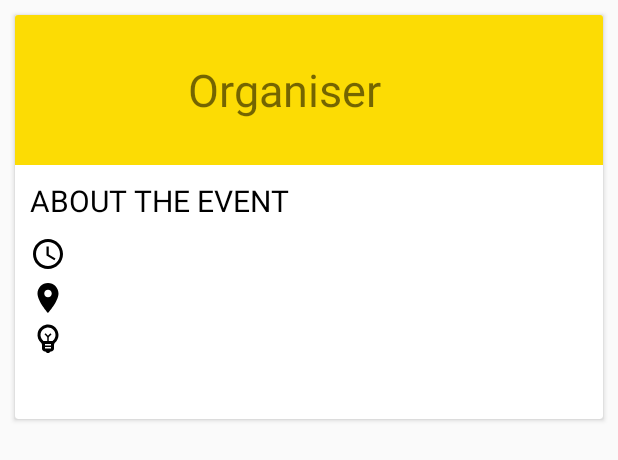
After one commit to disconnect101/FPO_portal, an Android app: the layout meeting_row_layout.xml on its own in the app's theme, with its tools: preview values and no code run, on a phone screen of 412 x 824 dp. The commit adds this screen. Shown: the top 460 px of the screen. Run offline under Robolectric (Android 15) with nearby library versions, the light colour scheme and no system bars; network calls fail.

Commit message:
Meeting feature completed

```diff
--- a/Farmer App/app/build.gradle
+++ b/Farmer App/app/build.gradle
@@ -44,4 +44,6 @@ dependencies {
     implementation 'com.fasterxml.jackson.core:jackson-annotations:2.9.8'
     implementation 'com.fasterxml.jackson.core:jackson-databind:2.9.8'
     implementation 'cc.cloudist.acplibrary:library:1.2.1'
+    implementation 'com.github.bumptech.glide:glide:4.11.0'
+    annotationProcessor 'com.github.bumptech.glide:compiler:4.11.0'
 }
--- a/Farmer App/app/src/main/java/com/example/ruralcaravan/Activities/LoginActivity.java
+++ b/Farmer App/app/src/main/java/com/example/ruralcaravan/Activities/LoginActivity.java
@@ -76,6 +76,7 @@ public class LoginActivity extends AppCompatActivity {
         if(ResponseStatusCodeHandler.isSuccessful(loginResponse.getStatuscode())) {
             SharedPreferenceUtils.setToken(LoginActivity.this, loginResponse.getToken());
             Intent intent = new Intent(LoginActivity.this, MainActivity.class);
+            intent.addFlags(Intent.FLAG_ACTIVITY_NEW_TASK | Intent.FLAG_ACTIVITY_CLEAR_TASK);
             startActivity(intent);
         } else {
             textViewErrorMessage.setText(ResponseStatusCodeHandler.getMessage(loginResponse.getStatuscode()));
--- a/Farmer App/app/src/main/java/com/example/ruralcaravan/Activities/UserDetailsActivity.java
+++ b/Farmer App/app/src/main/java/com/example/ruralcaravan/Activities/UserDetailsActivity.java
@@ -191,6 +191,7 @@ public class UserDetailsActivity extends AppCompatActivity {
         try {
             if(ResponseStatusCodeHandler.isSuccessful(response.getString("statuscode"))) {
                 Intent intent = new Intent(UserDetailsActivity.this, MainActivity.class);
+                intent.addFlags(Intent.FLAG_ACTIVITY_NEW_TASK | Intent.FLAG_ACTIVITY_CLEAR_TASK);
                 startActivity(intent);
             } else {
                 textViewErrorMessage.setText(ResponseStatusCodeHandler.getMessage(response.getString("statuscode")));
--- /dev/null
+++ b/Farmer App/app/src/main/res/drawable/ic_location.xml
@@ -0,0 +1,9 @@
+<vector xmlns:android="http://schemas.android.com/apk/res/android"
+    android:width="24dp"
+    android:height="24dp"
+    android:viewportWidth="24"
+    android:viewportHeight="24">
+  <path
+      android:fillColor="#FF000000"
+      android:pathData="M12,2C8.13,2 5,5.13 5,9c0,5.25 7,13 7,13s7,-7.75 7,-13c0,-3.87 -3.13,-7 -7,-7zM12,11.5c-1.38,0 -2.5,-1.12 -2.5,-2.5s1.12,-2.5 2.5,-2.5 2.5,1.12 2.5,2.5 -1.12,2.5 -2.5,2.5z"/>
+</vector>
--- /dev/null
+++ b/Farmer App/app/src/main/res/drawable/ic_time.xml
@@ -0,0 +1,12 @@
+<vector xmlns:android="http://schemas.android.com/apk/res/android"
+    android:width="24dp"
+    android:height="24dp"
+    android:viewportWidth="24"
+    android:viewportHeight="24">
+  <path
+      android:pathData="M11.99,2C6.47,2 2,6.48 2,12s4.47,10 9.99,10C17.52,22 22,17.52 22,12S17.52,2 11.99,2zM12,20c-4.42,0 -8,-3.58 -8,-8s3.58,-8 8,-8 8,3.58 8,8 -3.58,8 -8,8z"
+      android:fillColor="#000000"/>
+  <path
+      android:pathData="M12.5,7H11v6l5.25,3.15 0.75,-1.23 -4.5,-2.67z"
+      android:fillColor="#000000"/>
+</vector>
--- /dev/null
+++ b/Farmer App/app/src/main/res/layout/meeting_row_layout.xml
@@ -0,0 +1,134 @@
+<?xml version="1.0" encoding="utf-8"?>
+<androidx.cardview.widget.CardView xmlns:android="http://schemas.android.com/apk/res/android"
+    android:layout_width="match_parent"
+    android:layout_height="wrap_content"
+    android:layout_margin="10dp"
+    android:orientation="vertical">
+
+    <RelativeLayout
+        android:layout_width="match_parent"
+        android:layout_height="wrap_content">
+
+        <LinearLayout
+            android:id="@+id/meetingHeader"
+            android:layout_width="match_parent"
+            android:layout_height="wrap_content"
+            android:background="@color/yellow"
+            android:orientation="horizontal">
+
+            <ImageView
+                android:id="@+id/organizerLogo"
+                android:layout_margin="10dp"
+                android:layout_width="80dp"
+                android:layout_height="80dp"
+                android:scaleType="fitXY"/>
+
+            <LinearLayout
+                android:layout_margin="10dp"
+                android:layout_width="match_parent"
+                android:layout_height="match_parent">
+                <TextView
+                    android:id="@+id/textViewOrganizer"
+                    android:layout_width="wrap_content"
+                    android:layout_height="wrap_content"
+                    android:layout_gravity="center_vertical"
+                    android:layout_margin="5dp"
+                    android:text="Organiser"
+                    android:textSize="30sp" />
+            </LinearLayout>
+
+        </LinearLayout>
+
+        <TextView
+            android:id="@+id/textViewAboutTheEvent"
+            android:layout_below="@+id/meetingHeader"
+            android:layout_width="wrap_content"
+            android:layout_height="wrap_content"
+            android:text="@string/about_the_event"
+            android:textAllCaps="true"
+            android:textSize="20sp"
+            android:layout_margin="10dp"
+            android:textColor="@color/black"/>
+
+        <LinearLayout
+            android:id="@+id/linearLayoutDateTime"
+            android:layout_below="@+id/textViewAboutTheEvent"
+            android:layout_width="match_parent"
+            android:layout_height="wrap_content"
+            android:orientation="horizontal"
+            android:layout_marginLeft="10dp"
+            android:layout_marginRight="10dp"
+            android:layout_marginBottom="5dp">
+
+            <ImageView
+                android:layout_height="wrap_content"
+                android:layout_width="wrap_content"
+                android:src="@drawable/ic_time" />
+
+            <TextView
+                android:id="@+id/textViewDateTime"
+                android:layout_marginLeft="5dp"
+                android:layout_width="match_parent"
+                android:layout_height="wrap_content"
+                android:textSize="15sp"/>
+
+        </LinearLayout>
+
+        <LinearLayout
+            android:id="@+id/linearLayoutVenue"
+            android:layout_below="@+id/linearLayoutDateTime"
+            android:layout_width="match_parent"
+            android:layout_height="wrap_content"
+            android:orientation="horizontal"
+            android:layout_marginLeft="10dp"
+            android:layout_marginRight="10dp"
+            android:layout_marginBottom="2.5dp">
+
+            <ImageView
+                android:layout_height="wrap_content"
+                android:layout_width="wrap_content"
+                android:src="@drawable/ic_location"/>
+
+            <TextView
+                android:id="@+id/textViewVenue"
+                android:layout_marginLeft="5dp"
+                android:layout_width="match_parent"
+                android:layout_height="wrap_content"
+                android:textSize="15sp"/>
+
+        </LinearLayout>
+
+        <LinearLayout
+            android:id="@+id/linearLayoutAgenda"
+            android:layout_below="@+id/linearLayoutVenue"
+            android:layout_width="match_parent"
+            android:layout_height="wrap_content"
+            android:orientation="horizontal"
+            android:layout_marginLeft="10dp"
+            android:layout_marginRight="10dp"
+            android:layout_marginBottom="2.5dp">
+
+            <ImageView
+                android:layout_height="wrap_content"
+                android:layout_width="wrap_content"
+                android:src="@drawable/ic_plans"/>
+
+            <TextView
+                android:id="@+id/textViewAgenda"
+                android:layout_marginLeft="5dp"
+                android:layout_width="match_parent"
+                android:layout_height="wrap_content"
+                android:textSize="15sp"/>
+
+        </LinearLayout>
+
+        <TextView
+            android:id="@+id/textViewDescription"
+            android:layout_below="@+id/linearLayoutAgenda"
+            android:layout_width="match_parent"
+            android:layout_height="wrap_content"
+            android:layout_margin="10dp"/>
+
+    </RelativeLayout>
+
+</androidx.cardview.widget.CardView>
--- a/Farmer App/app/src/main/res/values/strings.xml
+++ b/Farmer App/app/src/main/res/values/strings.xml
@@ -47,4 +47,5 @@
     <string name="register">Register</string>
     <string name="first_name">First name</string>
     <string name="last_name">Last name</string>
+    <string name="about_the_event">About the event</string>
 </resources>
```
Also changed, not shown: Farmer App/app/src/main/java/com/example/ruralcaravan/Adapters/MeetingsAdapter.java (added, +78 -0 lines), Farmer App/app/src/main/java/com/example/ruralcaravan/DataClasses/User.java (deleted, +0 -13 lines), Farmer App/app/src/main/java/com/example/ruralcaravan/Fragments/MeetingsFragment.java (+87 -2 lines), Farmer App/app/src/main/java/com/example/ruralcaravan/ResponseClasses/MeetingsResponse.java (added, +98 -0 lines), Farmer App/app/src/main/res/layout/fragment_meetings.xml (+3 -4 lines).
